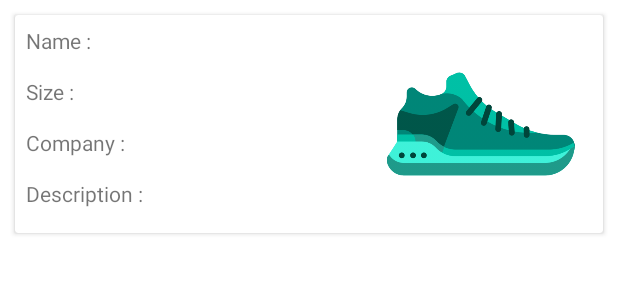
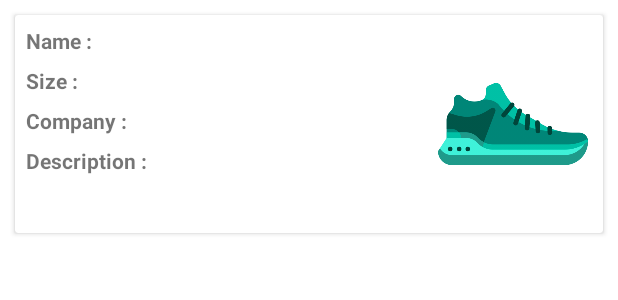
Before and after one commit to YousefMohammed0060/ShoeStore, an Android app: the layout add_shoe_row.xml on its own in the app's theme, with its tools: preview values and no code run, on a phone screen of 412 x 824 dp. Shown: the top 300 px of the screen. Run offline under Robolectric (Android 15) with nearby library versions, the phone set to English and light mode, and no system bars.

Commit message:
Shoe Store

```diff
--- a/app/src/main/res/layout/add_shoe_row.xml
+++ b/app/src/main/res/layout/add_shoe_row.xml
@@ -25,97 +25,107 @@
             app:layout_constraintEnd_toEndOf="parent"
             app:layout_constraintStart_toStartOf="parent"
             app:layout_constraintTop_toTopOf="parent">
-            <!--    main LinearLayout-->
-            <LinearLayout
+
+            <androidx.constraintlayout.widget.ConstraintLayout
                 android:layout_width="match_parent"
-                android:layout_height="match_parent"
-                android:orientation="horizontal"
-                android:weightSum="5">
-                <!--    sub LinearLayout-->
-                <LinearLayout
-                    android:layout_width="match_parent"
-                    android:layout_height="match_parent"
-                    android:layout_weight="2.2"
-                    android:orientation="vertical">
+                android:layout_height="match_parent">
+                <TextView
+                    android:id="@+id/textView6"
+                    android:layout_width="wrap_content"
+                    android:layout_height="wrap_content"
+                    android:layout_margin="7dp"
+                    android:text="Size :"
+                    android:textStyle="bold"
+                    app:layout_constraintStart_toStartOf="parent"
+                    app:layout_constraintTop_toBottomOf="@+id/textView5" />
+
+                <TextView
+                    android:id="@+id/textView8"
+                    android:layout_width="wrap_content"
+                    android:layout_height="wrap_content"
+                    android:layout_margin="7dp"
+                    android:text="Description :"
+                    android:textStyle="bold"
+                    app:layout_constraintStart_toStartOf="parent"
+                    app:layout_constraintTop_toBottomOf="@+id/textView7" />
 
                 <TextView
                     android:id="@+id/textView5"
                     android:layout_width="wrap_content"
                     android:layout_height="wrap_content"
                     android:layout_margin="7dp"
-                        android:text="Name :" />
-
-                    <TextView
-                        android:id="@+id/textView6"
-                        android:layout_width="wrap_content"
-                        android:layout_height="wrap_content"
-                        android:layout_margin="7dp"
-                        android:text="Size :" />
+                    android:text="Name :"
+                    android:textStyle="bold"
+                    app:layout_constraintStart_toStartOf="parent"
+                    app:layout_constraintTop_toTopOf="parent" />
 
                 <TextView
                     android:id="@+id/textView7"
                     android:layout_width="wrap_content"
                     android:layout_height="wrap_content"
                     android:layout_margin="7dp"
-                        android:text="Company :" />
+                    android:text="Company :"
+                    android:textStyle="bold"
+                    app:layout_constraintStart_toStartOf="parent"
+                    app:layout_constraintTop_toBottomOf="@+id/textView6" />
 
-                    <TextView
-                        android:id="@+id/textView8"
-                        android:layout_width="wrap_content"
-                        android:layout_height="wrap_content"
-                        android:layout_margin="7dp"
-                        android:text="Description :" />
-                </LinearLayout>
-                <!--    end of sub LinearLayout-->
-
-                <!--    sub LinearLayout-->
-                <LinearLayout
-                    android:layout_width="match_parent"
-                    android:layout_height="match_parent"
-                    android:layout_weight="2"
-                    android:orientation="vertical">
 
                 <TextView
                     android:id="@+id/name_Tv"
                     style="@style/text_style"
-                        android:layout_width="match_parent"
+                    android:layout_width="0dp"
                     android:layout_height="wrap_content"
                     android:layout_margin="7dp"
-                        android:text="@={Shoe.name}" />
+                    android:text="@={Shoe.name}"
+                    app:layout_constraintEnd_toStartOf="@+id/shoe_Iv"
+                    app:layout_constraintStart_toEndOf="@+id/textView5"
+                    app:layout_constraintTop_toTopOf="parent" />
 
                 <TextView
                     android:id="@+id/size_Tv"
                     style="@style/text_style"
-                        android:layout_width="match_parent"
+                    android:layout_width="0dp"
                     android:layout_height="wrap_content"
                     android:layout_margin="7dp"
-                        android:text="" />
+                    android:text=""
+                    app:layout_constraintEnd_toStartOf="@+id/shoe_Iv"
+                    app:layout_constraintStart_toEndOf="@+id/textView6"
+                    app:layout_constraintTop_toBottomOf="@+id/name_Tv" />
 
                 <TextView
                     android:id="@+id/company_Tv"
                     style="@style/text_style"
-                        android:layout_width="match_parent"
+                    android:layout_width="0dp"
                     android:layout_height="wrap_content"
                     android:layout_margin="7dp"
-                        android:text="@={Shoe.company}" />
+                    android:text="@={Shoe.company}"
+                    app:layout_constraintEnd_toStartOf="@+id/shoe_Iv"
+                    app:layout_constraintStart_toEndOf="@+id/textView7"
+                    app:layout_constraintTop_toBottomOf="@+id/size_Tv" />
 
                 <TextView
                     android:id="@+id/description_Tv"
                     style="@style/text_style"
-                        android:layout_width="match_parent"
+                    android:layout_width="0dp"
                     android:layout_height="wrap_content"
                     android:layout_margin="7dp"
-                        android:text="@={Shoe.description}" />
-                </LinearLayout>
+                    android:text="@={Shoe.description}"
+                    app:layout_constraintEnd_toStartOf="@+id/shoe_Iv"
+                    app:layout_constraintStart_toEndOf="@+id/textView8"
+                    app:layout_constraintTop_toBottomOf="@+id/company_Tv" />
+
                 <!--    end of sub LinearLayout-->
                 <ImageView
                     android:id="@+id/shoe_Iv"
-                    android:layout_width="250dp"
+                    android:layout_width="100dp"
                     android:layout_height="125dp"
                     android:layout_margin="10dp"
                     android:layout_weight="0.8"
+                    app:layout_constraintBottom_toBottomOf="parent"
+                    app:layout_constraintEnd_toEndOf="parent"
+                    app:layout_constraintTop_toTopOf="parent"
                     app:srcCompat="@drawable/shoe" />
-            </LinearLayout>
+            </androidx.constraintlayout.widget.ConstraintLayout>
 
         </androidx.cardview.widget.CardView>
         <!--    end of main Layout-->
```
Lines whose indentation alone changed are shown as unchanged.
